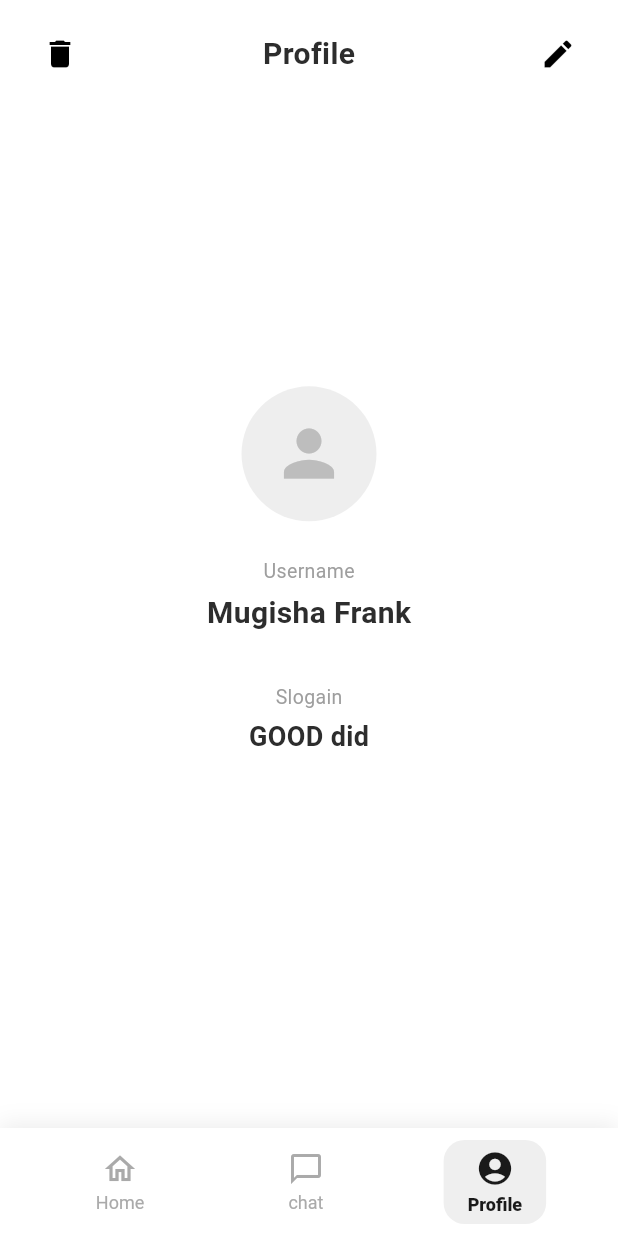
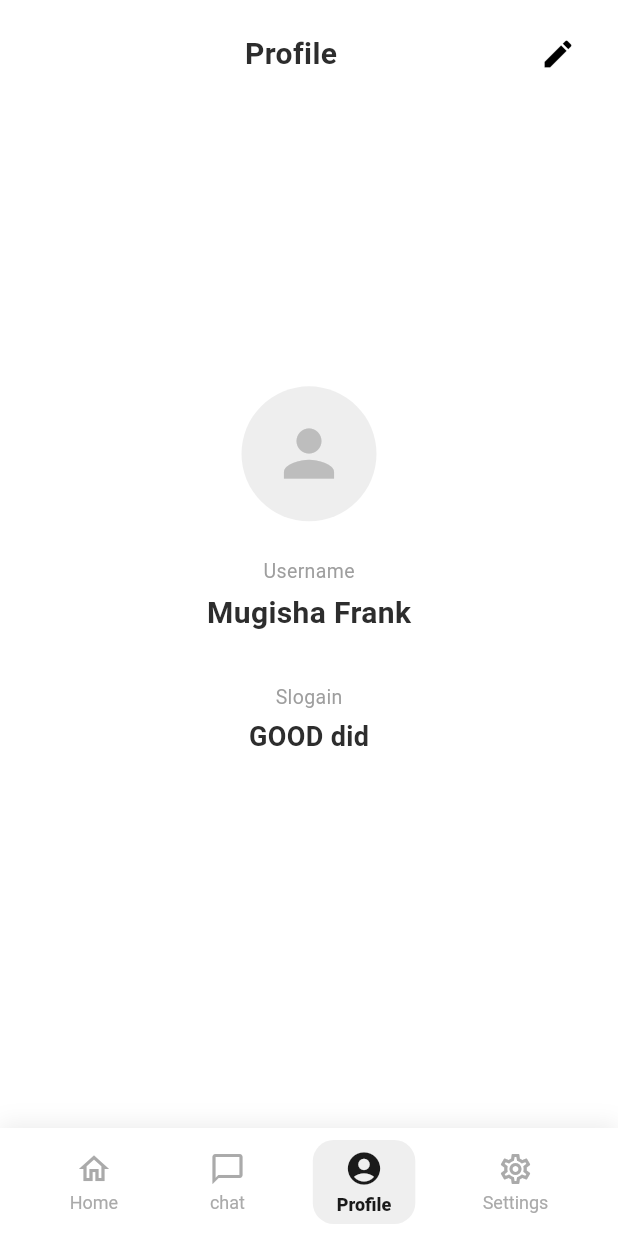
Before and after one commit to NICOLA-200/yuchat, a Flutter app: the ProfileScreen screen opened by its route, on a phone screen of 412 x 824 dp. Run offline on Flutter 3.47's test engine with Material 3 defaults, Android fonts, the phone set to English and light mode, and no system bars; our stand-ins replace flutter_riverpod, shared_preferences; accounts and stored records are empty.

```diff
--- a/mobile/lib/screens/profile_screen.dart
+++ b/mobile/lib/screens/profile_screen.dart
@@ -16,13 +16,8 @@ class ProfileScreen extends StatelessWidget {
               child: Row(
                 mainAxisAlignment: MainAxisAlignment.spaceBetween,
                 children: [
-                   IconButton(
-                    icon: const Icon(Icons.delete, color: Colors.black),
-                    onPressed: () {
-                      // TODO: navigate to edit profile screen
-                    },
-                    tooltip: 'delete',
-                  ),
+                   SizedBox(width: 24, height: 24
+                   ),
 
     // CENTER — title sits perfectly in the middle
     const Text(
--- a/mobile/lib/widgets/bottom_navbar.dart
+++ b/mobile/lib/widgets/bottom_navbar.dart
@@ -62,6 +62,14 @@ class AppBottomNavBar extends StatelessWidget {
                 icon: Icons.account_circle_outlined,
                 activeIcon: Icons.account_circle,
                 label: 'Profile',
+                onTap: (i) => _onTap(context, i),
+              ),
+                _NavItem(
+                index: 3,
+                currentIndex: currentIndex,
+                icon: Icons.settings_outlined,
+                activeIcon: Icons.settings,
+                label: 'Settings',
                 onTap: (i) => _onTap(context, i),
               ),
             ],
```
Also changed, not shown: mobile/lib/services/auth_service.dart (+17 -0 lines), mobile/lib/screens/setting_screen.dart (added).
